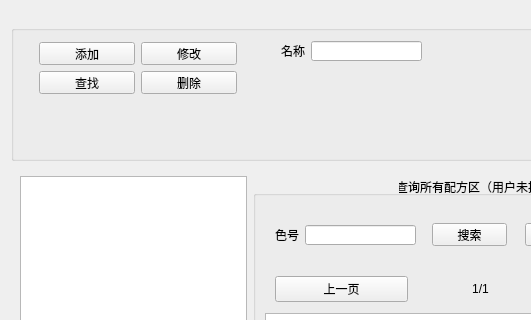
This is ui/custom.ui in originalMemory/formula-manager as Qt 5 draws it before an edit; both pictures show x 0 to 531 and y 0 to 320 of the 1189 by 924 pixel window. The edited form follows.
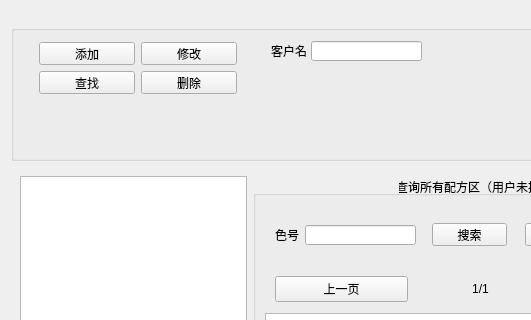
This is the edited form.

```diff
--- a/ui/custom.ui
+++ b/ui/custom.ui
@@ -109,14 +109,14 @@
        <widget class="QLabel" name="label">
         <property name="geometry">
          <rect>
-          <x>270</x>
+          <x>260</x>
           <y>30</y>
-          <width>24</width>
+          <width>40</width>
           <height>20</height>
          </rect>
         </property>
         <property name="text">
-         <string>名称</string>
+         <string>客户名</string>
         </property>
        </widget>
        <widget class="QLineEdit" name="lineEditCustomName">
```
